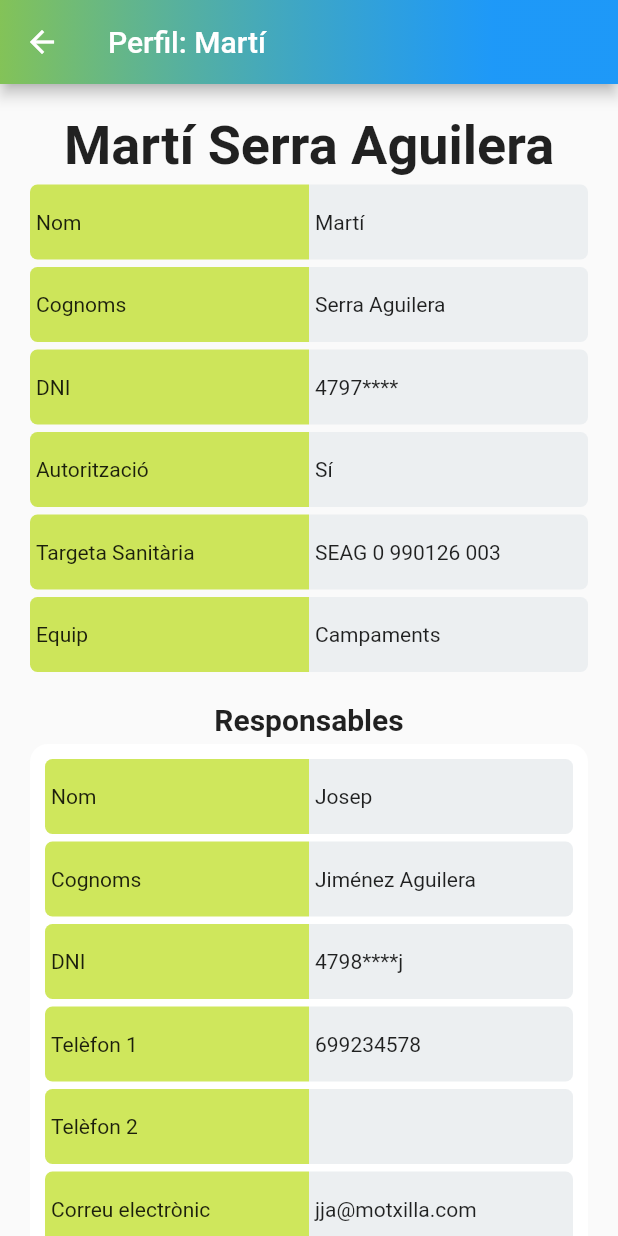
After one commit to marti-oss/motxilla_app, a Flutter app: the PerfilNen screen opened directly, on a phone screen of 412 x 824 dp. The commit adds this screen. Run offline on Flutter 3.47's test engine with Material 2 defaults, Android fonts, the phone set to English and light mode, and no system bars; our stand-ins replace nb_utils, syncfusion_flutter_calendar.

Commit message:
Disseny perfil nen + email - fet

```diff
--- a/lib/main.dart
+++ b/lib/main.dart
@@ -5,6 +5,7 @@ import 'package:flutter/material.dart';
 import 'package:provider/provider.dart';
 import 'barra.dart';
 import 'calendar.dart';
+import 'email_page.dart';
 import 'login.dart';
 import 'transition.dart';
 
@@ -30,6 +31,7 @@ class MyApp extends StatelessWidget {
             'barra': (BuildContext context) => Barra(),
             'calendar': (BuildContext context) => Calendar(),
             'listequip': (BuildContext context) => ListPage(title: "Equips"),
+            'enviarEmail': (BuildContext context) => EmailPage("hola")
           },
         ),
       )
--- a/lib/menu.dart
+++ b/lib/menu.dart
@@ -21,7 +21,7 @@ class MenuState extends State<Menu> {
     OptionData(Icons.people, 'Equip', Colors.indigoAccent, "listequip"),
     OptionData(Icons.emoji_people, 'Perfil', Colors.orangeAccent, "login" ),
     OptionData(Icons.calendar_today, 'Calendari', Colors.redAccent.shade400, "calendar"),
-    OptionData(Icons.format_list_bulleted_rounded, 'Repositori', Colors.lightGreenAccent, "login"),
+    OptionData(Icons.format_list_bulleted_rounded, 'Repositori', Colors.lightGreenAccent, "enviarEmail"),
   ];
 
   Widget _textHeader() {
--- /dev/null
+++ b/lib/perfilNen.dart
@@ -0,0 +1,147 @@
+import 'package:flutter/material.dart';
+import 'package:nb_utils/nb_utils.dart';
+
+class PerfilNen extends StatefulWidget{
+  @override
+  PerfilNenState createState() => PerfilNenState();
+}
+Widget _boxInfo(field, info){
+  return Container(
+    child: Row(
+        children: [
+          Flexible(
+            child:Container(
+              height: 50,
+              padding: EdgeInsets.symmetric(
+                horizontal: 2,
+                vertical: 2,
+              ),
+
+              decoration: BoxDecoration(
+                color: Color.fromRGBO(182, 218, 7, 0.658 ),
+                borderRadius:BorderRadius.only(
+                  topLeft: Radius.circular(5),
+                  bottomLeft: Radius.circular(5),
+                ),
+              ),
+              child: Row(children: [
+                SizedBox(width: 2),
+                Expanded(child: Text(field)),
+                ]
+              ),
+            ),
+          ),
+
+      Flexible(
+        child:Container(
+          height: 50,
+          padding: EdgeInsets.symmetric(
+            horizontal: 2,
+            vertical: 2,
+          ),
+
+          decoration: BoxDecoration(
+            color: Colors.blueGrey[50],
+            borderRadius:BorderRadius.only(
+              topRight: Radius.circular(5),
+              bottomRight: Radius.circular(5),
+            ),
+          ),
+          child: Row(children: [
+            SizedBox(width: 2),
+            Expanded(child: Text(info)),
+            ]
+          ),
+        ),
+      ),
+    ]),
+  );
+}
+
+Widget _boxResponsables(nom, cognom1, cognom2, dni, telefon1, telefon2, email){
+  return Container(
+    padding: EdgeInsets.all(10),
+    decoration: BoxDecoration(
+      borderRadius: BorderRadius.circular(12),
+      color: Colors.white,
+    ),
+    child: Column(
+      children: [
+        _boxInfo("Nom", nom),
+        5.height,
+        _boxInfo("Cognoms", cognom1 + " " + cognom2),
+        5.height,
+        _boxInfo("DNI", dni),
+        5.height,
+        _boxInfo("Telèfon 1", telefon1),
+        5.height,
+        _boxInfo("Telèfon 2", telefon2),
+        5.height,
+        _boxInfo("Correu electrònic", email),
+      ],
+    )
+  );
+}
+
+class PerfilNenState extends State<PerfilNen> {
+  @override
+  Widget build(BuildContext context) {
+    return Scaffold(
+        appBar: AppBar(
+          flexibleSpace: Container(
+              decoration: const BoxDecoration(
+                  gradient: LinearGradient(
+                    colors: [Color.fromRGBO(182, 218, 7, 0.658 ), Color.fromRGBO(26, 156, 255, 0.455)],
+                    begin: Alignment.topLeft,
+                    end: Alignment.topRight,
+                    stops: [0.0, 0.8],
+                    tileMode: TileMode.clamp,
+                  )
+              )
+          ),
+          title: Text("Perfil: "+ "Martí"),
+        ),
+      body: Container(
+        margin: const EdgeInsets.only(top: 20, left: 20, right: 20),
+        child: SingleChildScrollView(
+          child: Column(
+            children: [
+              Text("Martí Serra Aguilera",
+                style: TextStyle(
+                  fontSize: 36.0,
+                  fontWeight: FontWeight.bold,
+                )
+              ),
+              5.height,
+              _boxInfo("Nom", "Martí"),
+              5.height,
+              _boxInfo("Cognoms", "Serra Aguilera"),
+              5.height,
+              _boxInfo("DNI", "4797****"),
+              5.height,
+              _boxInfo("Autorització", "Sí"),
+              5.height,
+              _boxInfo("Targeta Sanitària", "SEAG 0 990126 003"),
+              5.height,
+              _boxInfo("Equip", "Campaments"),
+              20.height,
+              Text("Responsables",
+                style: TextStyle(
+                  fontSize: 20.0,
+                  fontWeight: FontWeight.bold,
+                ),
+              ),
+              5.height,
+              _boxResponsables("Josep", "Jiménez", "Aguilera", "4798****j", "699234578", "", "jja@motxilla.com"),
+              5.height,
+              _boxResponsables("Marc", "Serra", "Cruz", "8897****k", "645239871", "698784578", "mmc@motxilla.com"),
+              5.height,
+
+
+            ],
+          )
+        )
+      )
+    );
+  }
+}
```
Also changed, not shown: lib/email_page.dart (added, +103 -0 lines), lib/team_list.dart (+10 -2 lines).
